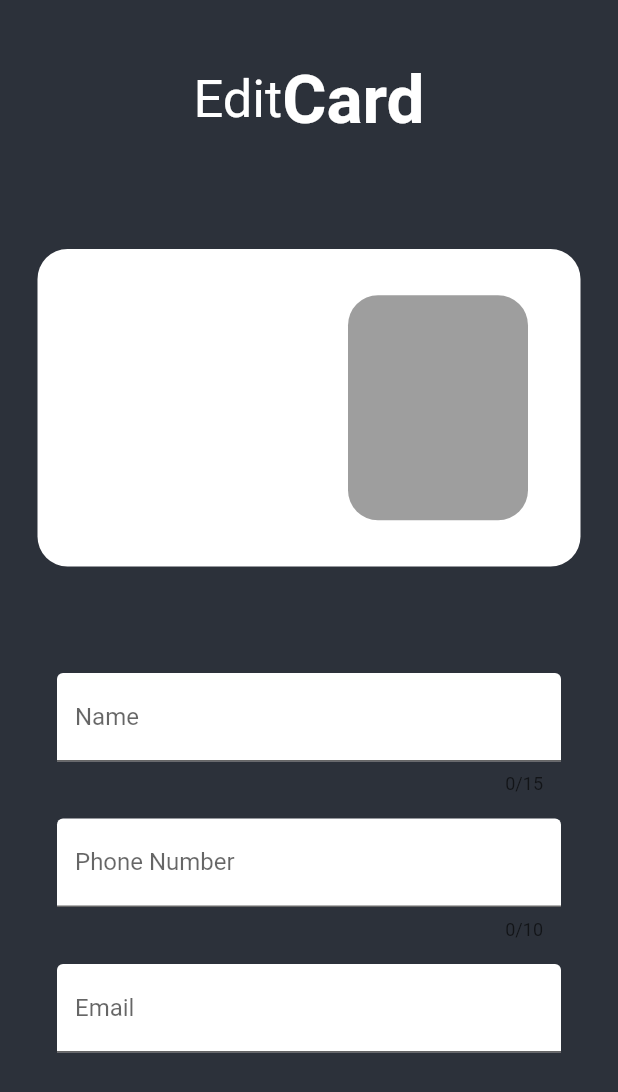
After one commit to FroggoLight/WeCard-CI103-Course-Project, a Flutter app: the screen it shows after launch, swiped to page 3, on a phone screen of 412 x 824 dp. The commit adds this screen. Shown: the top 1092 px of the screen. Run offline on Flutter 3.47's test engine with Material 2 defaults, Android fonts, the light colour scheme and no system bars.

Commit message:
Added two pages. One page for editing a card (right) One page for qr code (currently not working)

```diff
--- a/carde/lib/Elements/cardElement.dart
+++ b/carde/lib/Elements/cardElement.dart
@@ -22,7 +22,7 @@ class TheCard extends StatelessWidget {
               Column(
                 crossAxisAlignment: CrossAxisAlignment.start,
                 children: [
-                  Text("John Smith",
+                  Text("Your Name",
                       style:
                           TextStyle(fontSize: 29, fontWeight: FontWeight.bold)),
                   Text("email@gmail.com",
--- /dev/null
+++ b/carde/lib/Pages/editPage.dart
@@ -0,0 +1,195 @@
+import 'package:carde/Elements/cardElement.dart';
+import 'package:flutter/material.dart';
+import 'package:flutter/src/widgets/framework.dart';
+import 'package:flutter/src/widgets/placeholder.dart';
+import 'dart:math' as math;
+
+class editPage extends StatefulWidget {
+  const editPage({super.key});
+
+  @override
+  State<editPage> createState() => _editPageState();
+}
+
+class _editPageState extends State<editPage> {
+  // Variables for validation
+  final formKey = GlobalKey<FormState>();
+  String name = "";
+  String number = "";
+  String email = "";
+  // Variables for displaying text
+  String printName = "";
+  String printNumber = "";
+  String printEmail = "";
+
+  @override
+  Widget build(BuildContext context) {
+    return Column(children: [
+      // Row for top title
+      Padding(
+        padding: const EdgeInsets.all(40.0),
+        child: Row(
+          mainAxisAlignment: MainAxisAlignment.center,
+          children: [
+            // EditCards
+            Row(
+              children: const [
+                Text(
+                  'Edit',
+                  style: TextStyle(
+                    fontSize: 35,
+                    color: Colors.white,
+                  ),
+                ),
+                Text(
+                  'Card',
+                  style: TextStyle(
+                      fontSize: 45,
+                      color: Colors.white,
+                      fontWeight: FontWeight.bold),
+                ),
+              ],
+            ),
+          ],
+        ),
+      ),
+
+      // Edit Card
+      Expanded(
+        child: Column(mainAxisAlignment: MainAxisAlignment.start, children: [
+          // The Edit Card
+          Padding(
+            padding: const EdgeInsets.all(25),
+            child: Expanded(
+              child: AspectRatio(
+                aspectRatio: 1.59,
+                child: Container(
+                    child: Padding(
+                  padding: const EdgeInsets.symmetric(vertical: 8.0),
+                  child: Container(
+                      padding:
+                          EdgeInsets.symmetric(vertical: 25, horizontal: 35),
+                      decoration: BoxDecoration(
+                          color: Colors.white,
+                          borderRadius: BorderRadius.circular(20)),
+                      // Stuff Within The Card
+                      child: Row(
+                        mainAxisAlignment: MainAxisAlignment.spaceBetween,
+                        children: [
+                          // Text Within The Card
+                          Column(
+                            crossAxisAlignment: CrossAxisAlignment.start,
+                            children: [
+                              Padding(
+                                padding: EdgeInsets.all(8.0),
+                                child: Column(
+                                  crossAxisAlignment: CrossAxisAlignment.start,
+                                  children: [
+                                    Text(printName,
+                                        style: TextStyle(
+                                            fontSize: 30,
+                                            fontWeight: FontWeight.bold)),
+                                    Text(printNumber,
+                                        style: TextStyle(
+                                            fontSize: 17,
+                                            fontWeight: FontWeight.bold)),
+                                    Text(printEmail,
+                                        style: TextStyle(
+                                            fontSize: 17,
+                                            fontWeight: FontWeight.bold)),
+                                  ],
+                                ),
+                              )
+                            ],
+                          ),
+                          // Picture Within The Card
+                          Container(
+                              width: 120,
+                              height: 150,
+                              decoration: BoxDecoration(
+                                  color: Colors.grey,
+                                  borderRadius: BorderRadius.circular(20)))
+                        ],
+                      )),
+                )),
+              ),
+            ),
+          ),
+          Padding(
+            padding: const EdgeInsets.all(30.0),
+            child: Column(
+              children: [
+                Padding(
+                  padding: const EdgeInsets.all(8.0),
+                  child: TextFormField(
+                      maxLength: 15,
+                      decoration: InputDecoration(
+                          labelText: "Name",
+                          filled: true,
+                          fillColor: Colors.white),
+                      validator: (value) {
+                        if (value!.isEmpty ||
+                            RegExp(r'^[a-z A-Z]+$').hasMatch(value!)) {
+                          return "Please enter a valid name";
+                        } else {
+                          return null;
+                        }
+                      },
+                      onChanged: (value) {
+                        setState(() {
+                          printName = value;
+                        });
+                      }),
+                ),
+                Padding(
+                  padding: const EdgeInsets.all(8.0),
+                  child: TextFormField(
+                      maxLength: 10,
+                      decoration: InputDecoration(
+                          labelText: "Phone Number",
+                          filled: true,
+                          fillColor: Colors.white),
+                      validator: (value) {
+                        if (value!.isEmpty ||
+                            RegExp(r'^[0-9]+$').hasMatch(value!)) {
+                          return "Please enter a valid number";
+                        } else {
+                          return null;
+                        }
+                      },
+                      onChanged: (value) {
+                        setState(() {
+                          printNumber = value;
+                        });
+                      }),
+                ),
+                Padding(
+                  padding: const EdgeInsets.all(8.0),
+                  child: TextFormField(
+                      decoration: InputDecoration(
+                          labelText: "Email",
+                          filled: true,
+                          fillColor: Colors.white),
+                      validator: (value) {
+                        if (value!.isEmpty ||
+                            !RegExp(r'^[\w-\.]+@([\w-]+\.)+[\w-]{2,4}')
+                                .hasMatch(value!)) {
+                          return "Please enter a valid email address";
+                        } else {
+                          return null;
+                        }
+                      },
+                      onChanged: (value) {
+                        setState(() {
+                          printEmail = value;
+                        });
+                      }),
+                )
+              ],
+            ),
+          )
+        ]),
+      ),
+    ]);
+  }
+}
--- a/carde/lib/Pages/homePage.dart
+++ b/carde/lib/Pages/homePage.dart
@@ -2,7 +2,10 @@
 
 import 'package:carde/Elements/addButtonElement.dart';
 import 'package:carde/Elements/cardElement.dart';
+import 'package:carde/Pages/editPage.dart';
+import 'package:carde/Pages/scanPage.dart';
 import 'package:flutter/material.dart';
+import 'package:carde/Pages/searchBar.dart';
 
 class HomePage extends StatefulWidget {
   const HomePage({super.key});
@@ -12,16 +15,24 @@ class HomePage extends StatefulWidget {
 }
 
 class _HomePageState extends State<HomePage> {
-  // Necessary for list of cards to work
+  // Page controller for card list scroll
   PageController _cardController = PageController(initialPage: 0);
   int _activeCard = 0;
-  List<Widget> _cards = [];   // Creation of card list
+  List<Widget> _cards = [];
+  // Page controller for main pages
+  PageController _pageController = PageController(initialPage: 1);
+
   @override
   Widget build(BuildContext context) {
     return Scaffold(
       backgroundColor: Color.fromARGB(255, 44, 49, 58),
       body: SafeArea(
-        child: Column(children: [
+        child: PageView(
+          controller: _pageController,
+          scrollDirection: Axis.horizontal,
+          children: [
+            scanPage(),
+            Column(children: [
               // Top Title and Sorting Button
               Padding(
                 padding: const EdgeInsets.all(40.0),
@@ -49,15 +60,14 @@ class _HomePageState extends State<HomePage> {
                     ),
 
                     // Search Button
-                Container(
-                  padding: const EdgeInsets.all(4),
-                  decoration: const BoxDecoration(
-                    color: Colors.white,
-                    shape: BoxShape.circle,
-                  ),
+                    GestureDetector(
+                      onTap: () {
+                        showSearch(context: context, delegate: CustomSearch());
+                      },
                       child: const Icon(
                         Icons.manage_search_rounded,
-                    color: Colors.black,
+                        color: Colors.white,
+                        size: 50.0,
                       ),
                     ),
                   ],
@@ -66,8 +76,9 @@ class _HomePageState extends State<HomePage> {
 
               // Card Stack
               Expanded(
-            child:
-                Column(mainAxisAlignment: MainAxisAlignment.center, children: [
+                child: Column(
+                    mainAxisAlignment: MainAxisAlignment.center,
+                    children: [
                       // The Card Itself
                       Padding(
                         padding: const EdgeInsets.all(25),
@@ -75,7 +86,8 @@ class _HomePageState extends State<HomePage> {
                           child: AspectRatio(
                             aspectRatio: 1.59,
                             child: Container(
-                        child: PageView.builder(    // Page View for scrolling
+                                child: PageView.builder(
+                              // Page View for scrolling cards
                               controller: _cardController,
                               onPageChanged: (int card) {
                                 setState(
@@ -87,7 +99,8 @@ class _HomePageState extends State<HomePage> {
                               scrollDirection: Axis.vertical,
                               itemCount: _cards.length,
                               itemBuilder: (BuildContext context, int index) {
-                        return _cards[index % _cards.length];   // List of cards
+                                return _cards[
+                                    index % _cards.length]; // List of cards
                               },
                             )),
                           ),
@@ -96,7 +109,8 @@ class _HomePageState extends State<HomePage> {
                     ]),
               ),
               // Add Button
-          GestureDetector(    // Gesture detector that reacts to taps
+              GestureDetector(
+                  // Gesture detector that reacts to taps
                   onTap: () {
                     setState(() {
                       _cards.add(TheCard());
@@ -104,6 +118,10 @@ class _HomePageState extends State<HomePage> {
                   },
                   child: AddButton()),
             ]),
+            // Start of second page
+            editPage(),
+          ],
+        ),
       ),
     );
   }
--- /dev/null
+++ b/carde/lib/Pages/searchBar.dart
@@ -0,0 +1,71 @@
+import 'package:flutter/material.dart';
+
+class CustomSearch extends SearchDelegate {
+  List<String> allData = [
+    'Bill',
+    'Zhixian',
+    'Jiahao',
+    'Jason',
+    'Joyce',
+    'David',
+    'Andy',
+    'Mom',
+    'Dad'
+  ];
+
+  @override
+  List<Widget>? buildActions(BuildContext context) {
+    return [
+      IconButton(
+          icon: const Icon(Icons.clear),
+          onPressed: () {
+            query = '';
+          })
+    ];
+  }
+
+  @override
+  Widget? buildLeading(BuildContext context) {
+    return IconButton(
+        icon: const Icon(Icons.arrow_back),
+        onPressed: () {
+          close(context, null);
+        });
+  }
+
+  @override
+  Widget buildSuggestions(BuildContext context) {
+    List<String> matchQuery = [];
+    for (var item in allData) {
+      if (item.toLowerCase().contains(query.toLowerCase())) {
+        matchQuery.add(item);
+      }
+    }
+    return ListView.builder(
+        itemCount: matchQuery.length,
+        itemBuilder: (BuildContext context, index) {
+          var result = matchQuery[index];
+          return ListTile(
+            title: Text(result),
+          );
+        });
+  }
+
+  @override
+  Widget buildResults(BuildContext context) {
+    List<String> matchQuery = [];
+    for (var item in allData) {
+      if (item.toLowerCase().contains(query.toLowerCase())) {
+        matchQuery.add(item);
+      }
+    }
+    return ListView.builder(
+        itemCount: matchQuery.length,
+        itemBuilder: (context, index) {
+          var result = matchQuery[index];
+          return ListTile(
+            title: Text(result),
+          );
+        });
+  }
+}
```
Also changed, not shown: carde/lib/Pages/scanPage.dart (added, +72 -0 lines). Lines whose indentation alone changed are shown as unchanged.
